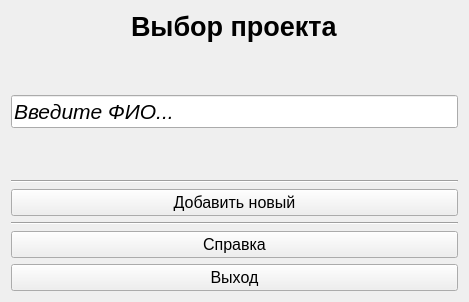
Old version of the form expertreviewlib/projectchooser.ui in the repository AndreyMlashkin/ExpertReview.
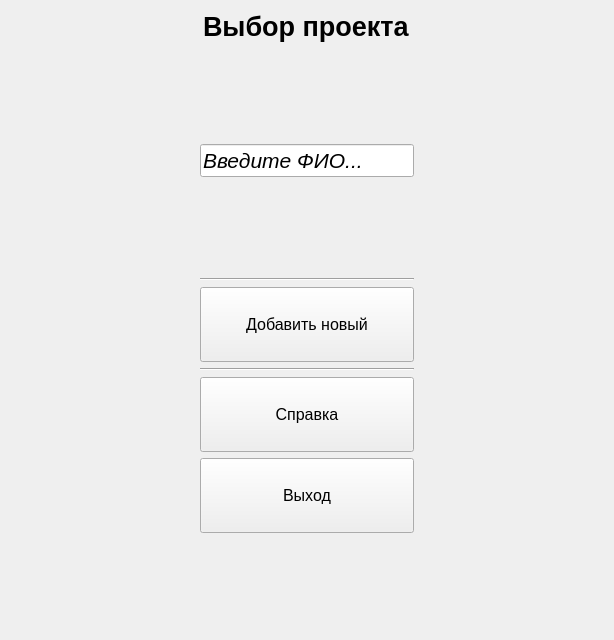
New version of the form.

The edit to the form file:
```diff
--- a/expertreviewlib/projectchooser.ui
+++ b/expertreviewlib/projectchooser.ui
@@ -6,14 +6,20 @@
    <rect>
     <x>0</x>
     <y>0</y>
-    <width>469</width>
-    <height>302</height>
+    <width>614</width>
+    <height>640</height>
    </rect>
   </property>
   <property name="windowTitle">
    <string>Выбор проекта</string>
   </property>
   <layout class="QVBoxLayout" name="verticalLayout">
+   <property name="leftMargin">
+    <number>200</number>
+   </property>
+   <property name="rightMargin">
+    <number>200</number>
+   </property>
    <item alignment="Qt::AlignHCenter">
     <widget class="QLabel" name="projectChooseLabel">
      <property name="font">
@@ -80,6 +86,12 @@
    </item>
    <item>
     <layout class="QVBoxLayout" name="projectButtonslayout">
+     <property name="leftMargin">
+      <number>0</number>
+     </property>
+     <property name="rightMargin">
+      <number>0</number>
+     </property>
      <item>
       <widget class="QPushButton" name="addNewProject">
        <property name="sizePolicy">
@@ -91,7 +103,7 @@
        <property name="minimumSize">
         <size>
          <width>200</width>
-         <height>0</height>
+         <height>75</height>
         </size>
        </property>
        <property name="sizeIncrement">
@@ -130,7 +142,7 @@
      <property name="minimumSize">
       <size>
        <width>200</width>
-       <height>0</height>
+       <height>75</height>
       </size>
      </property>
      <property name="sizeIncrement">
@@ -160,7 +172,7 @@
      <property name="minimumSize">
       <size>
        <width>200</width>
-       <height>0</height>
+       <height>75</height>
       </size>
      </property>
      <property name="sizeIncrement">
@@ -179,6 +191,19 @@
      </property>
     </widget>
    </item>
+   <item>
+    <spacer name="verticalSpacer_3">
+     <property name="orientation">
+      <enum>Qt::Vertical</enum>
+     </property>
+     <property name="sizeHint" stdset="0">
+      <size>
+       <width>20</width>
+       <height>40</height>
+      </size>
+     </property>
+    </spacer>
+   </item>
   </layout>
  </widget>
  <resources/>
```
